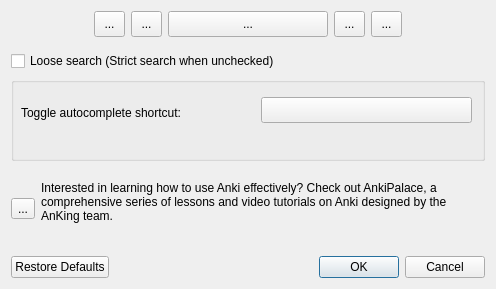
Before: the Qt Designer form designer/options.ui in AnKing-VIP/anking_addon_template, drawn with Qt 5.
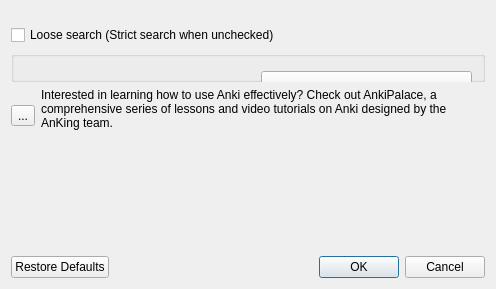
After: the same form once the commit is applied. Icons and pictures are not drawn. Custom widgets are drawn as their Qt base class.

The edit to the form file:
```diff
--- a/designer/options.ui
+++ b/designer/options.ui
@@ -14,8 +14,11 @@
    <string>Field Autocomplete Settings</string>
   </property>
   <layout class="QGridLayout" name="gridLayout_6">
-   <item row="3" column="0" rowspan="2" colspan="8">
-    <layout class="QVBoxLayout" name="verticalLayout">
+   <item row="2" column="0" rowspan="2" colspan="2">
+    <layout class="QVBoxLayout" name="verticalLayout" stretch="0,0,0,0,0,1">
+     <item>
+      <widget class="QWidget" name="AnkingHeader" native="true"/>
+     </item>
      <item>
       <spacer name="verticalSpacer">
        <property name="orientation">
@@ -119,124 +122,22 @@
        </item>
       </layout>
      </item>
+     <item>
+      <spacer name="verticalSpacer_2">
+       <property name="orientation">
+        <enum>Qt::Vertical</enum>
+       </property>
+       <property name="sizeHint" stdset="0">
+        <size>
+         <width>0</width>
+         <height>0</height>
+        </size>
+       </property>
+      </spacer>
+     </item>
     </layout>
    </item>
-   <item row="0" column="2">
-    <widget class="QToolButton" name="toolButton_youtube">
-     <property name="maximumSize">
-      <size>
-       <width>31</width>
-       <height>31</height>
-      </size>
-     </property>
-     <property name="text">
-      <string>...</string>
-     </property>
-     <property name="icon">
-      <iconset resource="../resources/icons.qrc">
-       <normaloff>:/CustomBackground/YouTube.png</normaloff>:/CustomBackground/YouTube.png</iconset>
-     </property>
-     <property name="iconSize">
-      <size>
-       <width>31</width>
-       <height>31</height>
-      </size>
-     </property>
-    </widget>
-   </item>
-   <item row="0" column="3" colspan="2">
-    <widget class="QToolButton" name="toolButton_patreon">
-     <property name="maximumSize">
-      <size>
-       <width>171</width>
-       <height>26</height>
-      </size>
-     </property>
-     <property name="text">
-      <string>...</string>
-     </property>
-     <property name="icon">
-      <iconset resource="../resources/icons.qrc">
-       <normaloff>:/CustomBackground/Patreon.png</normaloff>:/CustomBackground/Patreon.png</iconset>
-     </property>
-     <property name="iconSize">
-      <size>
-       <width>200</width>
-       <height>31</height>
-      </size>
-     </property>
-    </widget>
-   </item>
-   <item row="0" column="1">
-    <widget class="QToolButton" name="toolButton_website">
-     <property name="maximumSize">
-      <size>
-       <width>31</width>
-       <height>31</height>
-      </size>
-     </property>
-     <property name="text">
-      <string>...</string>
-     </property>
-     <property name="icon">
-      <iconset resource="../resources/icons.qrc">
-       <normaloff>:/CustomBackground/AnKingSmall.png</normaloff>:/CustomBackground/AnKingSmall.png</iconset>
-     </property>
-     <property name="iconSize">
-      <size>
-       <width>31</width>
-       <height>31</height>
-      </size>
-     </property>
-    </widget>
-   </item>
-   <item row="0" column="6">
-    <widget class="QToolButton" name="toolButton_facebook">
-     <property name="maximumSize">
-      <size>
-       <width>31</width>
-       <height>31</height>
-      </size>
-     </property>
-     <property name="text">
-      <string>...</string>
-     </property>
-     <property name="icon">
-      <iconset resource="../resources/icons.qrc">
-       <normaloff>:/CustomBackground/Facebook.png</normaloff>:/CustomBackground/Facebook.png</iconset>
-     </property>
-     <property name="iconSize">
-      <size>
-       <width>31</width>
-       <height>31</height>
-      </size>
-     </property>
-    </widget>
-   </item>
-   <item row="0" column="5">
-    <widget class="QToolButton" name="toolButton_instagram">
-     <property name="maximumSize">
-      <size>
-       <width>31</width>
-       <height>31</height>
-      </size>
-     </property>
-     <property name="text">
-      <string>...</string>
-     </property>
-     <property name="icon">
-      <iconset resource="../resources/icons.qrc">
-       <normaloff>:/CustomBackground/Instagram.png</normaloff>:/CustomBackground/Instagram.png</iconset>
-     </property>
-     <property name="iconSize">
-      <size>
-       <width>31</width>
-       <height>31</height>
-      </size>
-     </property>
-    </widget>
-   </item>
-   <item row="5" column="0" colspan="8">
+   <item row="4" column="0" colspan="2">
     <widget class="QDialogButtonBox" name="buttonBox">
      <property name="standardButtons">
       <set>QDialogButtonBox::Cancel|QDialogButtonBox::Ok|QDialogButtonBox::RestoreDefaults</set>
```
Left out of the diff: 5 changed lines with no effect on the pictures.
